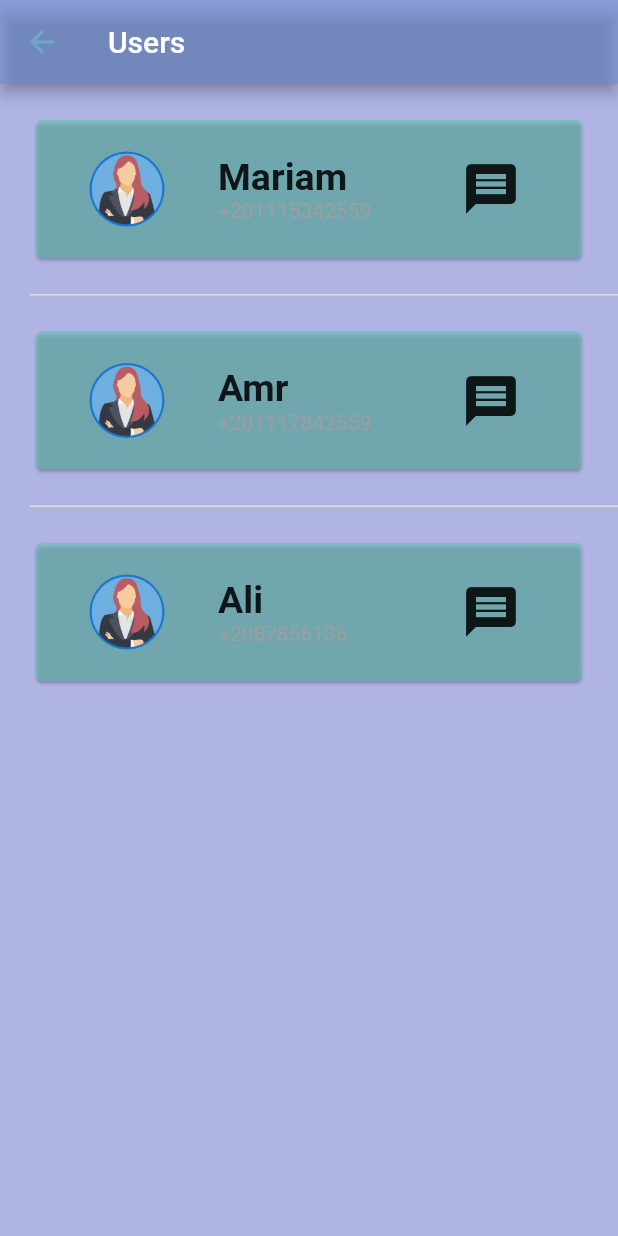
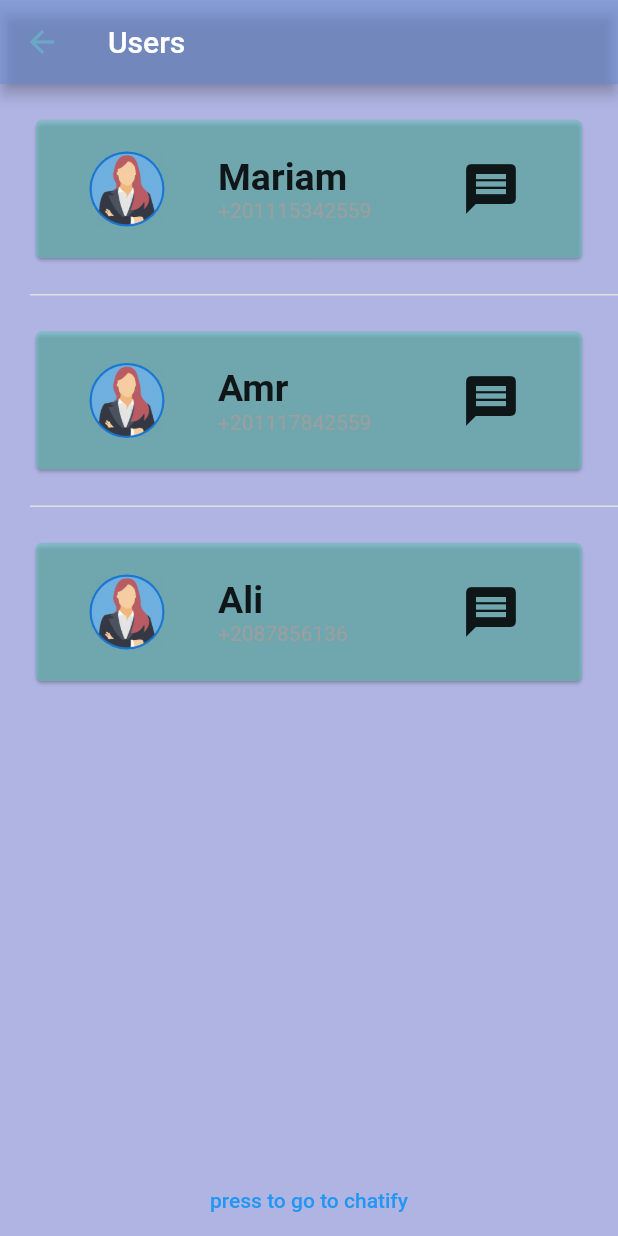
Before and after one commit to AhmedGamal-29/wesal, a Flutter app: the UsersScreen screen opened by its route, on a phone screen of 412 x 824 dp. Run offline on Flutter 3.47's test engine with Material 2 defaults, Android fonts, the phone set to English and light mode, and no system bars; our stand-ins replace webview_flutter.

```diff
--- a/lib/main.dart
+++ b/lib/main.dart
@@ -13,7 +13,7 @@ class MyApp extends StatelessWidget {
   Widget build(BuildContext context) {
     return MaterialApp(
       debugShowCheckedModeBanner: false,
-      initialRoute: RegisterScreen.id,
+      initialRoute: WelcomeScreen.id,
       routes: {
         WelcomeScreen.id: (context) => const WelcomeScreen(),
         LoginScreen.id: (context) => const LoginScreen(),
--- a/lib/screens/login_screen.dart
+++ b/lib/screens/login_screen.dart
@@ -142,6 +142,7 @@ class _LoginScreenState extends State<LoginScreen> {
         email: emailController.text, password: passwordController.text);
     Map response_map = json.decode(response.body);
     if (response.statusCode == 200) {
+
       Navigator.pushNamed(
           context,
           UsersScreen.id
--- a/lib/screens/users_screen.dart
+++ b/lib/screens/users_screen.dart
@@ -4,6 +4,10 @@ import 'package:flutter/src/widgets/framework.dart';
 import 'package:marry_me/constants/const.dart';
 import 'package:marry_me/components/default_useritem.dart';
 import 'package:marry_me/models/user.dart';
+import 'package:marry_me/screens/webview_screen.dart';
+import 'dart:io';
+
+import 'package:webview_flutter/webview_flutter.dart';
 
 List<User> users = [
   User(
@@ -47,7 +51,12 @@ class _UsersScreenState extends State<UsersScreen> {
         title: const Text('Users'),
       ),
       backgroundColor: k1Color,
-      body: ListView.separated(
+      body: Column(
+        children: [
+
+
+          Expanded(
+            child: ListView.separated(
               itemBuilder: (context, index) => defaultUserItem(users[index]),
               separatorBuilder: (context, index) => Padding(
                 padding: const EdgeInsetsDirectional.only(
@@ -61,6 +70,11 @@ class _UsersScreenState extends State<UsersScreen> {
               ),
               itemCount: users.length,
             ),
+          ),
+          TextButton(onPressed: (){Navigator.of(context).push(MaterialPageRoute(builder: (context) => WebViewExample()));}, child: Text("press to go to chatify"))
+        ],
+
+      ),
     );
   }
 }
--- a/pubspec.yaml
+++ b/pubspec.yaml
@@ -31,7 +31,8 @@ environment:
 dependencies:
   flutter:
     sdk: flutter
-
+  webview_flutter: ^3.0.4
+  flutter_inappwebview: ^5.4.3+7
 
   # The following adds the Cupertino Icons font to your application.
   # Use with the CupertinoIcons class for iOS style icons.
```
Also changed, not shown: lib/screens/webview_screen.dart (added, +57 -0 lines), lib/services/auth_services.dart (+15 -0 lines), lib/services/globals.dart (+6 -2 lines), pubspec.lock, 1 other file. Lines whose indentation alone changed are shown as unchanged.
